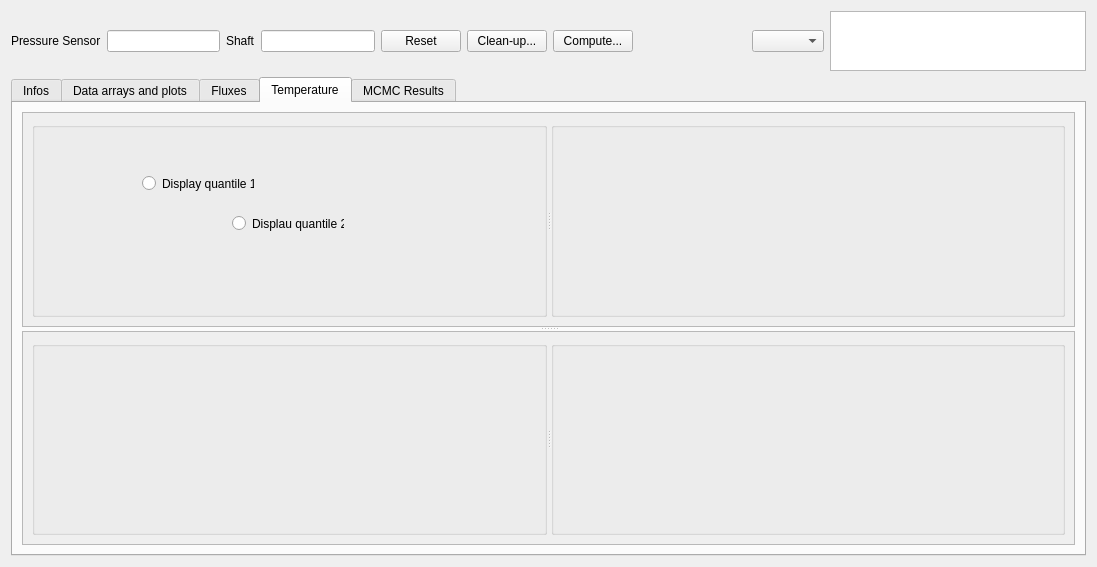
GVigne/Molonari-2022, file Molonari_2021/ihm/molonaviz/widgetpoint.ui: the form before one commit.
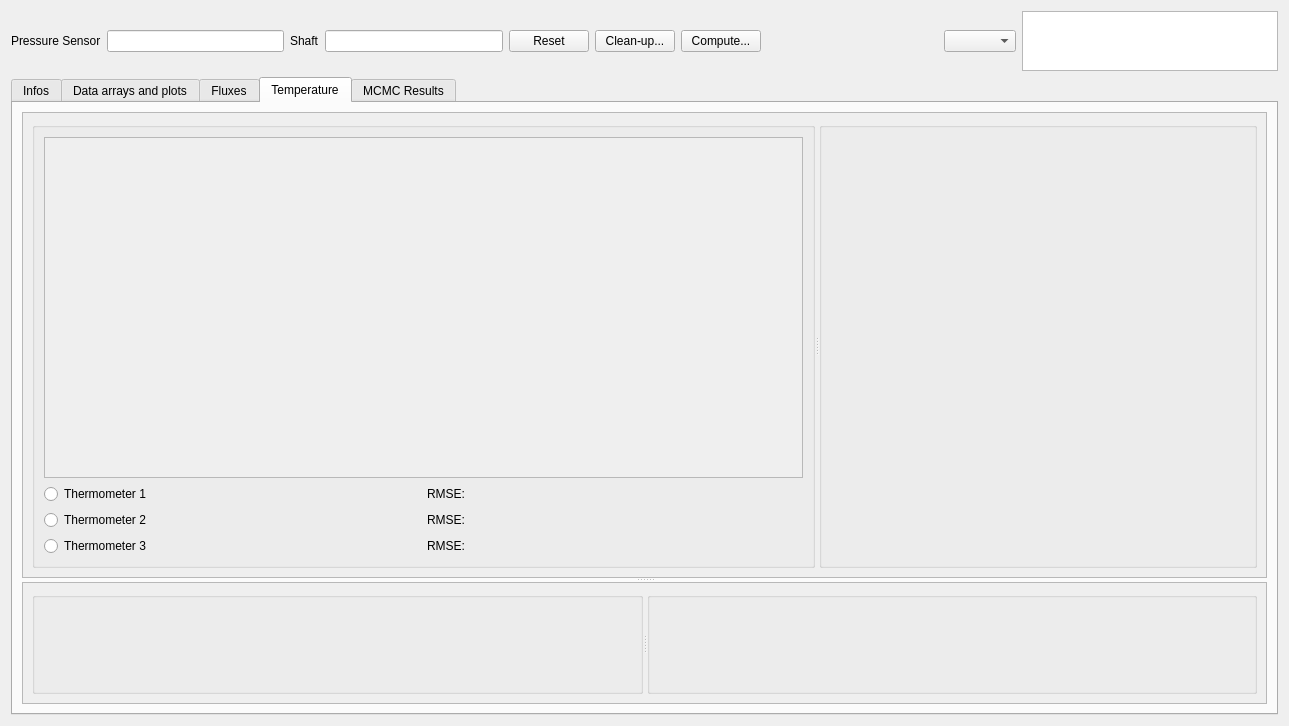
The form after the commit.

Commit message: Working towards the display of temperature at different depths

Patch:
```diff
--- a/Molonari_2021/ihm/molonaviz/widgetpoint.ui
+++ b/Molonari_2021/ihm/molonaviz/widgetpoint.ui
@@ -6,8 +6,8 @@
    <rect>
     <x>0</x>
     <y>0</y>
-    <width>1097</width>
-    <height>567</height>
+    <width>1289</width>
+    <height>726</height>
    </rect>
   </property>
   <property name="windowTitle">
@@ -390,8 +390,8 @@
             <rect>
              <x>0</x>
              <y>0</y>
-             <width>1055</width>
-             <height>212</height>
+             <width>1247</width>
+             <height>292</height>
             </rect>
            </property>
            <layout class="QVBoxLayout" name="verticalLayout_9">
@@ -404,32 +404,76 @@
                <property name="title">
                 <string/>
                </property>
-               <widget class="QRadioButton" name="radioButton">
-                <property name="geometry">
-                 <rect>
-                  <x>110</x>
-                  <y>50</y>
-                  <width>112</width>
-                  <height>23</height>
-                 </rect>
-                </property>
-                <property name="text">
-                 <string>Display quantile 1</string>
-                </property>
-               </widget>
-               <widget class="QRadioButton" name="radioButton_2">
-                <property name="geometry">
-                 <rect>
-                  <x>200</x>
-                  <y>90</y>
-                  <width>112</width>
-                  <height>23</height>
-                 </rect>
-                </property>
-                <property name="text">
-                 <string>Displau quantile 2</string>
-                </property>
-               </widget>
+               <layout class="QVBoxLayout" name="verticalLayout_10">
+                <item>
+                 <widget class="QScrollArea" name="scrollArea_2">
+                  <property name="widgetResizable">
+                   <bool>true</bool>
+                  </property>
+                  <widget class="QWidget" name="scrollAreaWidgetContents_2">
+                   <property name="geometry">
+                    <rect>
+                     <x>0</x>
+                     <y>0</y>
+                     <width>720</width>
+                     <height>139</height>
+                    </rect>
+                   </property>
+                   <layout class="QGridLayout" name="gridLayout_5">
+                    <item row="0" column="0">
+                     <layout class="QGridLayout" name="gridLayoutQuantiles"/>
+                    </item>
+                   </layout>
+                  </widget>
+                 </widget>
+                </item>
+                <item>
+                 <layout class="QGridLayout" name="gridLayout">
+                  <item row="2" column="0">
+                   <widget class="QRadioButton" name="radioButtonTherm3">
+                    <property name="text">
+                     <string>Thermometer 3</string>
+                    </property>
+                   </widget>
+                  </item>
+                  <item row="1" column="0">
+                   <widget class="QRadioButton" name="radioButtonTherm2">
+                    <property name="text">
+                     <string>Thermometer 2</string>
+                    </property>
+                   </widget>
+                  </item>
+                  <item row="0" column="0">
+                   <widget class="QRadioButton" name="radioButtonTherm1">
+                    <property name="text">
+                     <string>Thermometer 1</string>
+                    </property>
+                   </widget>
+                  </item>
+                  <item row="0" column="1">
+                   <widget class="QLabel" name="label_5">
+                    <property name="text">
+                     <string>RMSE: </string>
+                    </property>
+                   </widget>
+                  </item>
+                  <item row="1" column="1">
+                   <widget class="QLabel" name="label_6">
+                    <property name="text">
+                     <string>RMSE: </string>
+                    </property>
+                   </widget>
+                  </item>
+                  <item row="2" column="1">
+                   <widget class="QLabel" name="label_7">
+                    <property name="text">
+                     <string>RMSE: </string>
+                    </property>
+                   </widget>
+                  </item>
+                 </layout>
+                </item>
+               </layout>
               </widget>
               <widget class="QGroupBox" name="groupBoxTempMap">
                <property name="contextMenuPolicy">
@@ -456,8 +500,8 @@
             <rect>
              <x>0</x>
              <y>0</y>
-             <width>1055</width>
-             <height>212</height>
+             <width>1247</width>
+             <height>291</height>
             </rect>
            </property>
            <layout class="QHBoxLayout" name="horizontalLayout_4">
```
Left out of the diff: 20 changed lines with no effect on the pictures. The commit also changes 2 other files.
